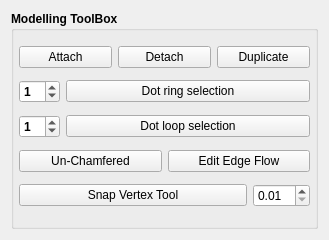
Qt form src/developer/main/polytools/modeltools/ui/modeltoolsUI.ui (code-google-com/mayatools) before a commit.
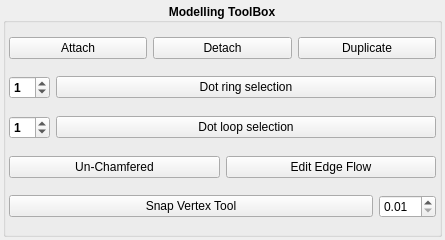
The same form after that commit.

```diff
--- a/src/developer/main/polytools/modeltools/ui/modeltoolsUI.ui
+++ b/src/developer/main/polytools/modeltools/ui/modeltoolsUI.ui
@@ -1,24 +1,34 @@
 <?xml version="1.0" encoding="UTF-8"?>
 <ui version="4.0">
- <class>Form</class>
- <widget class="QWidget" name="Form">
+ <class>MainWindow</class>
+ <widget class="QMainWindow" name="MainWindow">
   <property name="geometry">
    <rect>
     <x>0</x>
     <y>0</y>
-    <width>329</width>
+    <width>445</width>
     <height>240</height>
    </rect>
   </property>
   <property name="windowTitle">
    <string>Form</string>
   </property>
+  <widget class="QWidget" name="centralwidget">
   <layout class="QVBoxLayout" name="verticalLayout">
+    <property name="margin">
+     <number>3</number>
+    </property>
    <item>
     <widget class="QGroupBox" name="groupBox_3">
      <property name="enabled">
       <bool>true</bool>
      </property>
+      <property name="sizePolicy">
+       <sizepolicy hsizetype="Preferred" vsizetype="Minimum">
+        <horstretch>0</horstretch>
+        <verstretch>0</verstretch>
+       </sizepolicy>
+      </property>
      <property name="font">
       <font>
        <weight>75</weight>
@@ -28,12 +38,12 @@
      <property name="title">
       <string>Modelling ToolBox</string>
      </property>
+      <property name="alignment">
+       <set>Qt::AlignCenter</set>
+      </property>
      <layout class="QVBoxLayout" name="verticalLayout_2">
-      <property name="leftMargin">
-       <number>5</number>
-      </property>
-      <property name="rightMargin">
-       <number>5</number>
+       <property name="margin">
+        <number>3</number>
       </property>
       <item>
        <layout class="QHBoxLayout" name="horizontalLayout_2">
@@ -223,6 +233,7 @@
     </widget>
    </item>
   </layout>
+  </widget>
  </widget>
  <resources/>
  <connections/>
```
Left out of the diff: 2 changed lines with no effect on the pictures. Lines whose indentation alone changed are shown as unchanged.
